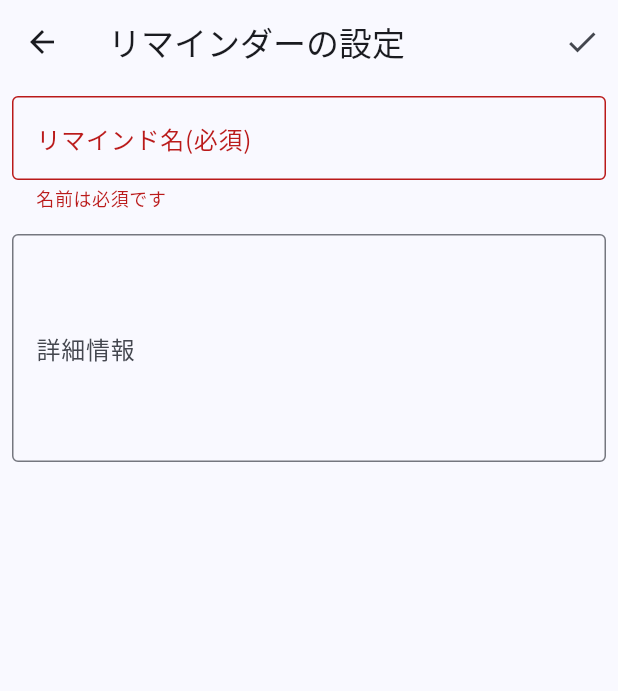
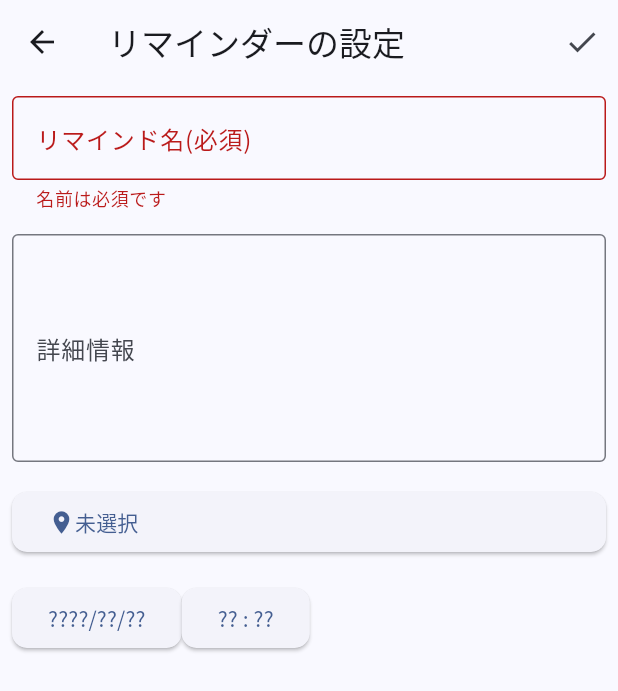
Before and after one commit to Outtech105k/EventCatapult, a Flutter app: the RemindEditPage screen opened directly with empty values, after a tap on the "check" icon, on a phone screen of 412 x 824 dp. Shown: the top 691 px of the screen. Run offline on Flutter 3.47's test engine with Material 3 defaults, Android fonts, the phone set to English and light mode, and no system bars; our stand-ins replace drift, google_maps_flutter, location, permission_handler; accounts and stored records are empty; generated files the repository leaves out were written again.

Commit message:
Implemented Add Remind Remind用のUPSERTメソッドを作成 Mapのパラメータのデフォルトを設定 リマインダ登録時の場所選択機能を実装 リマインダ登録機能の最低限の実装

```diff
--- a/lib/pages/places_list.dart
+++ b/lib/pages/places_list.dart
@@ -23,7 +23,6 @@ class PlacesListPage extends StatefulWidget {
   State<PlacesListPage> createState() => _PlacesListPageState();
 }
 
-// TODO: 充実化
 class _PlacesListPageState extends State<PlacesListPage> {
   @override
   Widget build(BuildContext context) {
--- a/lib/pages/remind_edit.dart
+++ b/lib/pages/remind_edit.dart
@@ -3,18 +3,24 @@
  * リマインド情報を編集するページ
  */
 
+import 'dart:math';
+
 import 'package:flutter/material.dart';
+import 'package:drift/drift.dart' as d;
 
 import '../config.dart';
 import '../database/database.dart';
+import 'place_select.dart';
 
 class RemindEditPage extends StatefulWidget {
   const RemindEditPage({
     super.key,
     required this.database,
+    this.initialRemind,
   });
 
   final AppDatabase database;
+  final Remind? initialRemind;
 
   @override
   State<RemindEditPage> createState() => _RemindEditPageState();
@@ -23,14 +29,17 @@ class RemindEditPage extends StatefulWidget {
 class _RemindEditPageState extends State<RemindEditPage> {
   final formKey = GlobalKey<FormState>();
 
+  Place? remindPlace;
+  DateTime? pickedDate;
+  TimeOfDay? pickedTime;
   late TextEditingController _nameController, _detailController;
 
   @override
   void initState() {
     super.initState();
 
-    _nameController = TextEditingController(text: "");
-    _detailController = TextEditingController(text: "");
+    _nameController = TextEditingController(text: widget.initialRemind?.name ?? "");
+    _detailController = TextEditingController(text: widget.initialRemind?.detail ?? "");
   }
 
   @override
@@ -43,13 +52,24 @@ class _RemindEditPageState extends State<RemindEditPage> {
               icon: const Icon(Icons.check),
               onPressed: () {
                 // 入力バリデーションを通過したら、データを登録する
-                if (formKey.currentState!.validate()) {
-                  // TODO: 登録処理
+                if (formKey.currentState!.validate() && remindPlace!=null && pickedDate != null && pickedTime != null) {
+                  upsertRemind(widget.database, RemindsCompanion(
+                    id: widget.initialRemind == null
+                        ? const d.Value.absent()
+                        : d.Value(widget.initialRemind!.id),
+                    name: d.Value(_nameController.text),
+                    detail: d.Value(_detailController.text),
+                    placeId: d.Value(remindPlace!.id),
+                    deadline: d.Value(DateTime(
+                      pickedDate!.year, pickedDate!.month, pickedDate!.day, pickedTime!.hour, pickedTime!.minute
+                    ))
+                  ));
                 }
               },
             )
           ],
         ),
+
         // TODO: リマインダーへの必要時刻の入力
         body: Form(
           key: formKey,
@@ -97,6 +117,83 @@ class _RemindEditPageState extends State<RemindEditPage> {
                 ),
               ),
 
+              Padding(
+                  padding: const EdgeInsets.all(8.0),
+                  child: ElevatedButton(
+                    style: ElevatedButton.styleFrom(
+                      shape: RoundedRectangleBorder(
+                        borderRadius: BorderRadius.circular(10),
+                      ),
+                    ),
+                    child: Row(
+                      children: [
+                        const Icon(Icons.place),
+                        Text(remindPlace?.name ?? "未選択"),
+                      ],
+                    ),
+                    onPressed: () {
+                      Navigator.push(
+                        context,
+                        MaterialPageRoute(
+                            builder: (context) => PlaceSelectPage(
+                                database: widget.database,
+                                onPlaceSelected: (place) {
+                                  setState(() {
+                                    remindPlace = place;
+                                  });
+                                }
+                            )
+                        )
+                      );
+                    },
+                  )
+              ),
+
+              Padding(
+                padding: const EdgeInsets.all(8.0),
+                child: Row(
+                  children: [
+                    ElevatedButton(
+                      style: ElevatedButton.styleFrom(
+                          shape: RoundedRectangleBorder(
+                              borderRadius: BorderRadius.circular(10)
+                          )
+                      ),
+                      onPressed: () async {
+                        DateTime? date = await showDatePicker(context: context, firstDate: DateTime(2000), lastDate: DateTime(2100));
+                        if (date!=null){
+                          setState(() {
+                            pickedDate = date;
+                          });
+                        }
+                      },
+                      child: Text(
+                        pickedDate != null
+                            ? "${pickedDate!.year}/${pickedDate!.month}/${pickedDate!.day}"
+                            : "????/??/??"
+                      ),
+                    ),
+
+                    ElevatedButton(
+                      style: ElevatedButton.styleFrom(
+                          shape: RoundedRectangleBorder(
+                              borderRadius: BorderRadius.circular(10)
+                          )
+                      ),
+                      onPressed: () async {
+                        TimeOfDay? time = await showTimePicker(context: context, initialTime: TimeOfDay.now());
+                        if (time != null){
+                          setState(() {
+                            pickedTime = time;
+                          });
+                        }
+                      },
+                      child: Text(pickedTime?.format(context) ?? "?? : ??"),
+                    ),
+                  ],
+                ),
+              )
+
             ],
           ),
         )
--- a/pubspec.yaml
+++ b/pubspec.yaml
@@ -47,6 +47,7 @@ dependencies:
   google_maps_webservice: ^0.0.20-nullsafety.5
   flutter_google_places: ^0.3.0
   google_place: ^0.4.7
+  search_choices: ^2.2.7
 
 dev_dependencies:
   flutter_test:
```
Also changed, not shown: lib/database/database.dart (+6 -6 lines), lib/pages/place_select.dart (added, +47 -0 lines), lib/widgets/map.dart (+5 -6 lines), pubspec.lock.
